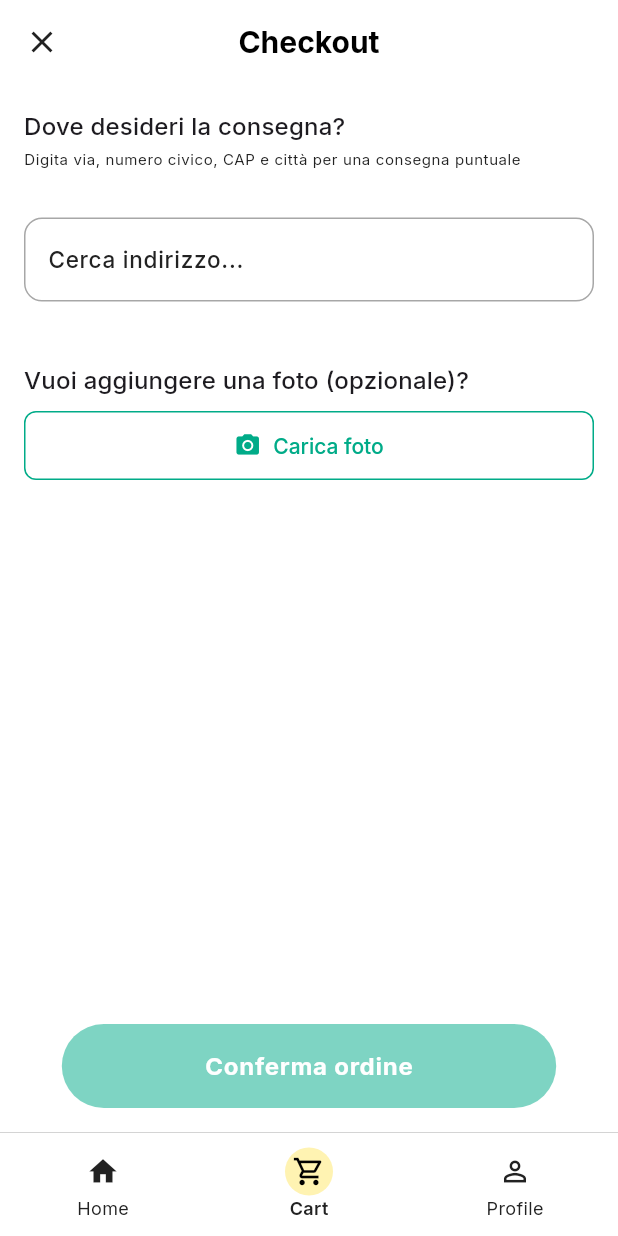
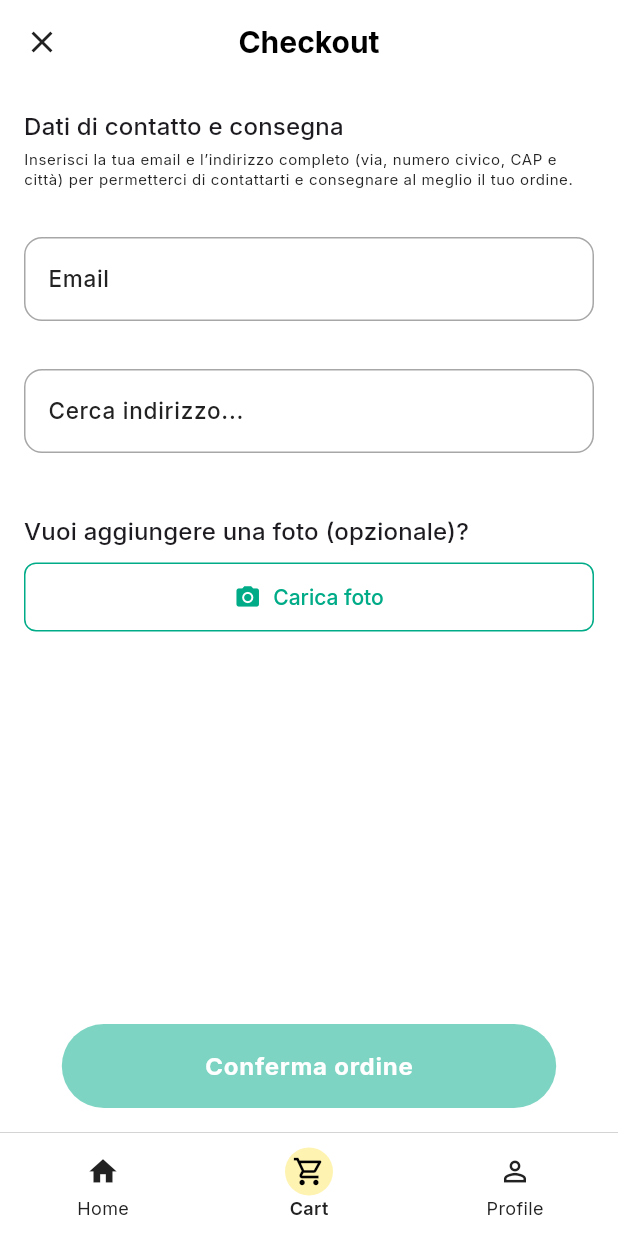
Before and after one commit to biagio-94/gear-pizza, a Flutter app: the OrderScreen screen opened by its route, on a phone screen of 412 x 824 dp. Run offline on Flutter 3.47's test engine with Material 3 defaults, Android fonts, the light colour scheme and no system bars; our stand-ins replace built_collection, built_value, cloud_functions, device_info_plus, dio, equatable and 17 more; missing offline and left inert: flutter_facebook_auth, flutter_google_places_hoc081098, local_auth_android, local_auth_darwin, one_of, one_of_serializer; accounts and stored records are empty; statements that could not run were skipped; project files that could hold a hidden picture were left out.

Commit message:
added email address input section

```diff
--- /dev/null
+++ b/lib/common/utils/validator.dart
@@ -0,0 +1,7 @@
+String? validateEmail(String? value) {
+  final email = value?.trim() ?? '';
+  if (email.isEmpty) return 'L\'email è obbligatoria';
+  final isValid = RegExp(r"^[\w\.-]+@[\w\.-]+\.\w{2,4}$").hasMatch(email);
+  if (!isValid) return 'Inserisci un\'email valida';
+  return null;
+}
--- /dev/null
+++ b/lib/features/cart/components/order_confirm_button.dart
@@ -0,0 +1,42 @@
+import 'package:flutter/material.dart';
+
+class OrderConfirmButton extends StatelessWidget {
+  final bool enabled;
+  final VoidCallback onPressed;
+
+  const OrderConfirmButton({
+    Key? key,
+    required this.enabled,
+    required this.onPressed,
+  }) : super(key: key);
+
+  @override
+  Widget build(BuildContext context) {
+    final theme = Theme.of(context);
+    return SizedBox(
+      width: MediaQuery.of(context).size.width * 0.8,
+      height: 56,
+      child: Opacity(
+        opacity: enabled ? 1.0 : 0.5,
+        child: FloatingActionButton.extended(
+          onPressed: enabled ? onPressed : null,
+          backgroundColor: theme.colorScheme.secondary,
+          foregroundColor: theme.colorScheme.onSecondary,
+          elevation: enabled ? 6 : 0,
+          shape: RoundedRectangleBorder(
+            borderRadius: BorderRadius.circular(28),
+          ),
+          label: Center(
+            child: Text(
+              'Conferma ordine',
+              style: theme.textTheme.bodyLarge?.copyWith(
+                fontWeight: FontWeight.bold,
+                color: Colors.white,
+              ),
+            ),
+          ),
+        ),
+      ),
+    );
+  }
+}
--- /dev/null
+++ b/lib/features/cart/components/order_form_section.dart
@@ -0,0 +1,53 @@
+import 'package:flutter/material.dart';
+import 'package:gearpizza/common/components/custom_input.dart';
+import 'package:gearpizza/common/utils/validator.dart';
+import 'package:gearpizza/features/cart/components/address_autocomplete_input.dart';
+
+class OrderFormSection extends StatelessWidget {
+  final GlobalKey<FormState> formKey;
+  final TextEditingController addressController;
+  final TextEditingController emailController;
+
+  const OrderFormSection({
+    Key? key,
+    required this.formKey,
+    required this.addressController,
+    required this.emailController,
+  }) : super(key: key);
+
+  @override
+  Widget build(BuildContext context) {
+    final theme = Theme.of(context);
+
+    return Column(
+      crossAxisAlignment: CrossAxisAlignment.stretch,
+      children: [
+        Text('Dati di contatto e consegna', style: theme.textTheme.titleMedium),
+        const SizedBox(height: 4),
+        Text(
+          'Inserisci la tua email e l’indirizzo completo (via, numero civico, CAP e città) per permetterci di contattarti e consegnare al meglio il tuo ordine.',
+          style: theme.textTheme.bodySmall,
+        ),
+        const SizedBox(height: 16),
+        Form(
+          key: formKey,
+          child: Column(
+            crossAxisAlignment: CrossAxisAlignment.stretch,
+            children: [
+              CustomTextInput(
+                labelText: 'Email',
+                controller: emailController,
+                validator: validateEmail,
+                keyboardType: TextInputType.emailAddress,
+              ),
+              const SizedBox(height: 16),
+              AddressAutocompleteInput(
+                controller: addressController,
+              ),
+            ],
+          ),
+        ),
+      ],
+    );
+  }
+}
--- /dev/null
+++ b/lib/features/cart/components/order_image_upload_section.dart
@@ -0,0 +1,49 @@
+import 'dart:io';
+import 'package:flutter/material.dart';
+import 'package:image_picker/image_picker.dart';
+
+class OrderImageUploadSection extends StatelessWidget {
+  final XFile? image;
+  final VoidCallback onUploadTap;
+
+  const OrderImageUploadSection({
+    Key? key,
+    required this.image,
+    required this.onUploadTap,
+  }) : super(key: key);
+
+  @override
+  Widget build(BuildContext context) {
+    final theme = Theme.of(context);
+
+    return Column(
+      crossAxisAlignment: CrossAxisAlignment.stretch,
+      children: [
+        Text('Vuoi aggiungere una foto (opzionale)?',
+            style: theme.textTheme.titleMedium),
+        const SizedBox(height: 8),
+        if (image != null)
+          ClipRRect(
+            borderRadius: BorderRadius.circular(12),
+            child: Image.file(
+              File(image!.path),
+              height: 150,
+              width: double.infinity,
+              fit: BoxFit.cover,
+            ),
+          ),
+        OutlinedButton.icon(
+          onPressed: onUploadTap,
+          icon: Icon(Icons.camera_alt, color: theme.colorScheme.secondary),
+          label: Text(
+            'Carica foto',
+            style: TextStyle(color: theme.colorScheme.secondary),
+          ),
+          style: OutlinedButton.styleFrom(
+            side: BorderSide(color: theme.colorScheme.secondary),
+          ),
+        ),
+      ],
+    );
+  }
+}
--- a/lib/features/cart/screens/order_screen.dart
+++ b/lib/features/cart/screens/order_screen.dart
@@ -3,9 +3,13 @@ import 'dart:io';
 import 'package:device_info_plus/device_info_plus.dart';
 import 'package:flutter/material.dart';
 import 'package:flutter_bloc/flutter_bloc.dart';
+import 'package:gearpizza/common/components/custom_input.dart';
 import 'package:gearpizza/features/cart/bloc/cart_bloc.dart';
 import 'package:gearpizza/features/cart/bloc/cart_event.dart';
 import 'package:gearpizza/features/cart/components/address_autocomplete_input.dart';
+import 'package:gearpizza/features/cart/components/order_confirm_button.dart';
+import 'package:gearpizza/features/cart/components/order_form_section.dart';
+import 'package:gearpizza/features/cart/components/order_image_upload_section.dart';
 import 'package:go_router/go_router.dart';
 import 'package:permission_handler/permission_handler.dart';
 import 'package:image_picker/image_picker.dart';
@@ -20,6 +24,8 @@ class OrderScreen extends StatefulWidget {
 class _OrderScreenState extends State<OrderScreen> {
   final _formKey = GlobalKey<FormState>();
   final _addressController = TextEditingController();
+  final _emailController = TextEditingController();
+
   XFile? _pickedImage;
   bool _canConfirm = false;
 
@@ -28,11 +34,14 @@ class _OrderScreenState extends State<OrderScreen> {
     super.initState();
     // Listen to address changes to update button state
     _addressController.addListener(_updateConfirmButtonState);
+    _emailController.addListener(_updateConfirmButtonState);
   }
 
   @override
   void dispose() {
     _addressController.removeListener(_updateConfirmButtonState);
+    _emailController.removeListener(_updateConfirmButtonState);
+    _emailController.dispose();
     _addressController.dispose();
     super.dispose();
   }
@@ -40,8 +49,10 @@ class _OrderScreenState extends State<OrderScreen> {
   // Aggiorna lo stato del pulsante di conferma
   void _updateConfirmButtonState() {
     final isAddressValid = _addressController.text.trim().isNotEmpty;
+    final isEmailValid = RegExp(r"^[\w\.-]+@[\w\.-]+\.\w{2,4}$")
+        .hasMatch(_emailController.text.trim());
     setState(() {
-      _canConfirm = isAddressValid;
+      _canConfirm = isAddressValid && isEmailValid;
     });
   }
 
@@ -218,12 +229,13 @@ class _OrderScreenState extends State<OrderScreen> {
             child: Column(
               crossAxisAlignment: CrossAxisAlignment.stretch,
               children: [
-                AddressSection(
+                OrderFormSection(
                   formKey: _formKey,
-                  controller: _addressController,
+                  addressController: _addressController,
+                  emailController: _emailController,
                 ),
                 const SizedBox(height: 24),
-                ImagePickerSection(
+                OrderImageUploadSection(
                   image: _pickedImage,
                   onUploadTap: _showImageSourceActionSheet,
                 ),
@@ -232,7 +244,7 @@ class _OrderScreenState extends State<OrderScreen> {
           ),
         ),
       ),
-      floatingActionButton: ConfirmOrderButton(
+      floatingActionButton: OrderConfirmButton(
         enabled: _canConfirm,
         onPressed: _submitOrder,
       ),
@@ -240,123 +252,3 @@ class _OrderScreenState extends State<OrderScreen> {
     );
   }
 }
-
-class AddressSection extends StatelessWidget {
-  final GlobalKey<FormState> formKey;
-  final TextEditingController controller;
-
-  const AddressSection({
-    Key? key,
-    required this.formKey,
-    required this.controller,
-  }) : super(key: key);
-
-  @override
-  Widget build(BuildContext context) {
-    final theme = Theme.of(context);
-
-    return Column(
-      crossAxisAlignment: CrossAxisAlignment.stretch,
-      children: [
-        Text('Dove desideri la consegna?', style: theme.textTheme.titleMedium),
-        const SizedBox(height: 4),
-        Text(
-          'Digita via, numero civico, CAP e città per una consegna puntuale',
-          style: theme.textTheme.bodySmall,
-        ),
-        const SizedBox(height: 16),
-        Form(
-          key: formKey,
-          child: AddressAutocompleteInput(controller: controller),
-        ),
-      ],
-    );
-  }
-}
-
-class ImagePickerSection extends StatelessWidget {
-  final XFile? image;
-  final VoidCallback onUploadTap;
-
-  const ImagePickerSection({
-    Key? key,
-    required this.image,
-    required this.onUploadTap,
-  }) : super(key: key);
-
-  @override
-  Widget build(BuildContext context) {
-    final theme = Theme.of(context);
-
-    return Column(
-      crossAxisAlignment: CrossAxisAlignment.stretch,
-      children: [
-        Text('Vuoi aggiungere una foto (opzionale)?',
-            style: theme.textTheme.titleMedium),
-        const SizedBox(height: 8),
-        if (image != null)
-          ClipRRect(
-            borderRadius: BorderRadius.circular(12),
-            child: Image.file(
-              File(image!.path),
-              height: 150,
-              width: double.infinity,
-              fit: BoxFit.cover,
-            ),
-          ),
-        OutlinedButton.icon(
-          onPressed: onUploadTap,
-          icon: Icon(Icons.camera_alt, color: theme.colorScheme.secondary),
-          label: Text(
-            'Carica foto',
-            style: TextStyle(color: theme.colorScheme.secondary),
-          ),
-          style: OutlinedButton.styleFrom(
-            side: BorderSide(color: theme.colorScheme.secondary),
-          ),
-        ),
-      ],
-    );
-  }
-}
-
-class ConfirmOrderButton extends StatelessWidget {
-  final bool enabled;
-  final VoidCallback onPressed;
-
-  const ConfirmOrderButton({
-    Key? key,
-    required this.enabled,
-    required this.onPressed,
-  }) : super(key: key);
-
-  @override
-  Widget build(BuildContext context) {
-    final theme = Theme.of(context);
-    return SizedBox(
-      width: MediaQuery.of(context).size.width * 0.8,
-      height: 56,
-      child: Opacity(
-        opacity: enabled ? 1.0 : 0.5,
-        child: FloatingActionButton.extended(
-          onPressed: enabled ? onPressed : null,
-          backgroundColor: theme.colorScheme.secondary,
-          foregroundColor: theme.colorScheme.onSecondary,
-          elevation: enabled ? 6 : 0,
-          shape: RoundedRectangleBorder(
-            borderRadius: BorderRadius.circular(28),
-          ),
-          label: Center(
-            child: Text(
-              'Conferma ordine',
-              style: theme.textTheme.bodyLarge?.copyWith(
-                fontWeight: FontWeight.bold,
-                color: Colors.white,
-              ),
-            ),
-          ),
-        ),
-      ),
-    );
-  }
-}
```
